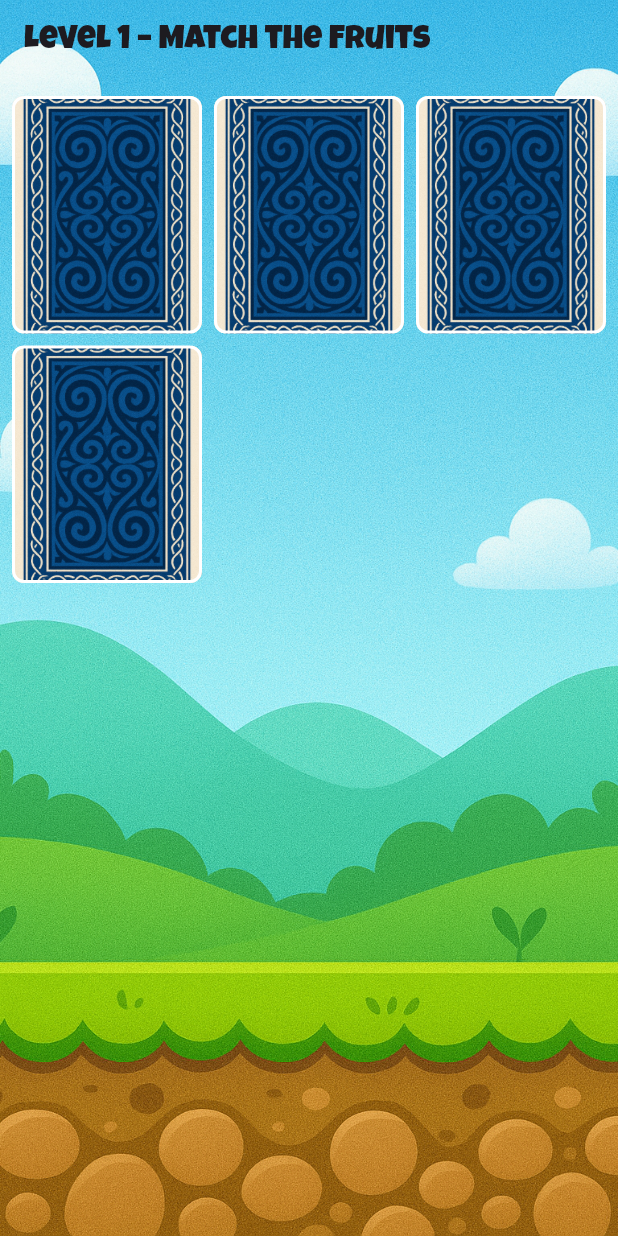
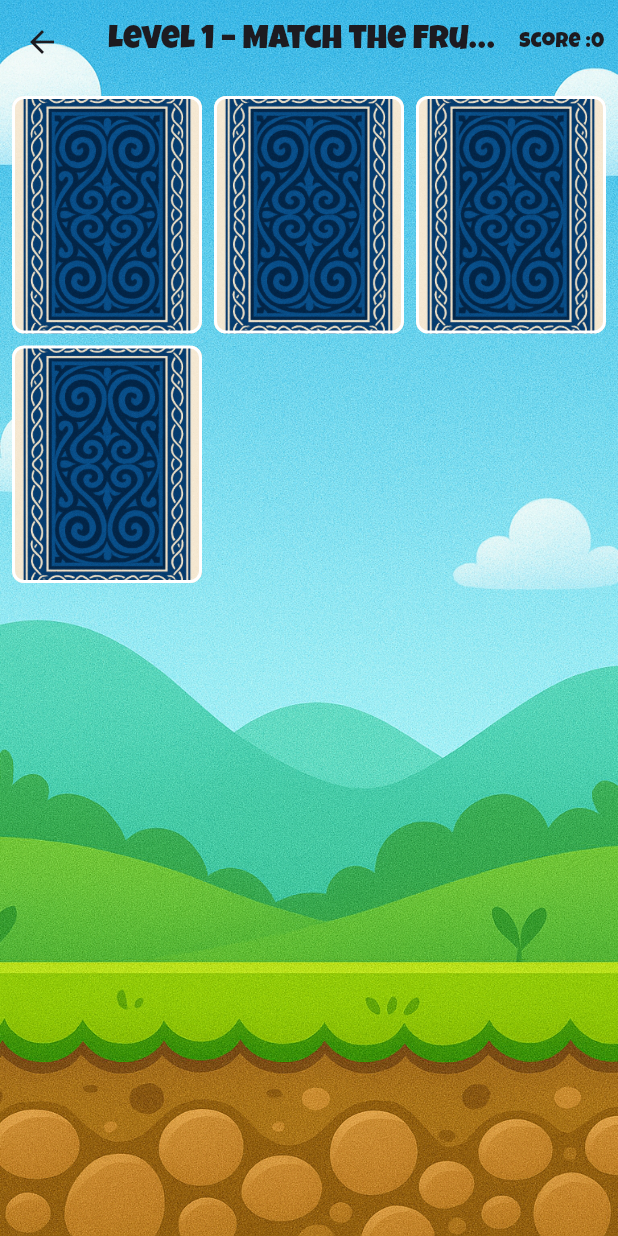
Before and after one commit to cyclone-pk/challenge_3, a Flutter app: the screen it shows after launch, after a tap on "Start Level 1", on a phone screen of 412 x 824 dp. Run offline on Flutter 3.47's test engine with Material 3 defaults, Android fonts, the phone set to English and light mode, and no system bars.

Commit message:
score added

```diff
--- a/lib/ui/game_play_screen.dart
+++ b/lib/ui/game_play_screen.dart
@@ -223,9 +223,11 @@ class _GameScreenState extends State<GameScreen> {
     return Scaffold(
       extendBodyBehindAppBar: true,
       appBar: AppBar(
+        automaticallyImplyLeading: true,
         title: Text('Level ${level} – Match the Fruits'),
         backgroundColor: Colors.transparent,
         elevation: 0,
+        actions: [Text('Score :$matchedPairs   ')],
       ),
       body: Stack(
         key: stackKey,
--- a/lib/ui/home_screen.dart
+++ b/lib/ui/home_screen.dart
@@ -8,7 +8,7 @@ class HomeScreen extends StatelessWidget {
   const HomeScreen({super.key});
 
   void _startGame(BuildContext context, int level) {
-    Navigator.pushReplacement(
+    Navigator.push(
       context,
       MaterialPageRoute(
         builder: (_) => GameScreen(startingLevel: level),
@@ -62,7 +62,7 @@ class HomeScreen extends StatelessWidget {
                 onPressed: _exitGame,
                 style: ElevatedButton.styleFrom(
                   padding:
-                  const EdgeInsets.symmetric(horizontal: 48, vertical: 14),
+                      const EdgeInsets.symmetric(horizontal: 48, vertical: 14),
                   backgroundColor: Colors.red.withOpacity(0.8),
                 ),
                 child: const Text(
```
